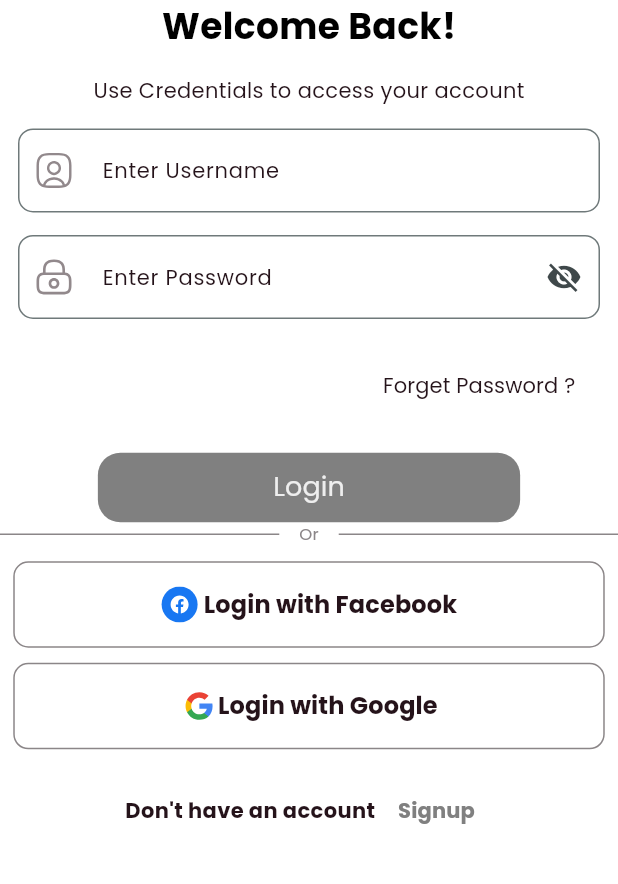
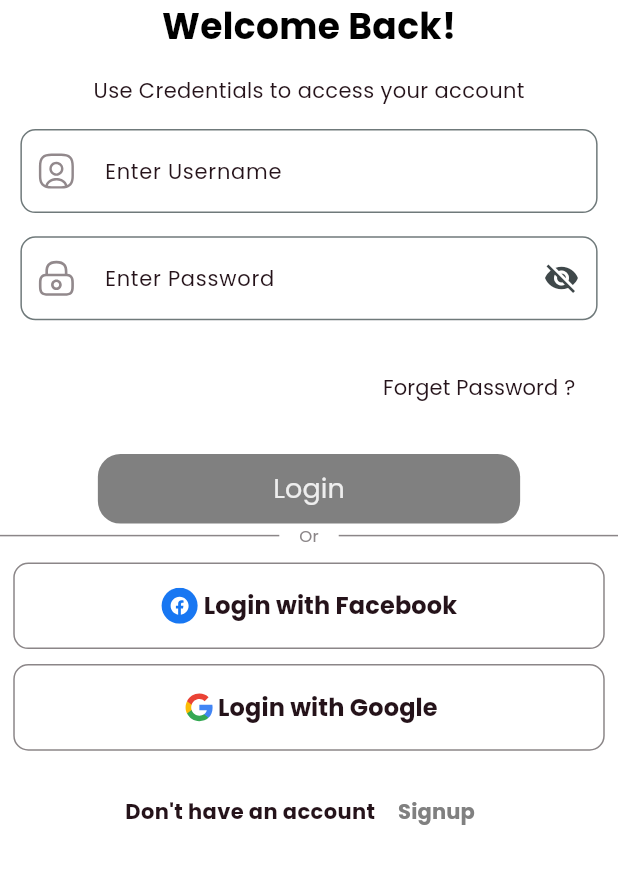
Before and after one commit to MostafaAbdallaH686/Event-Planning-App, a Flutter app: the screen it shows after launch, on a phone screen of 412 x 824 dp, the part 247-1131 px from its top. Run offline on Flutter 3.47's test engine with Material 3 defaults, Android fonts, the phone set to English and light mode, and no system bars; our stand-ins replace dio, flutter_svg, get, go_router, shared_preferences; project files that could hold a hidden picture were left out.

Commit message:
edit padding

```diff
--- a/lib/core/utils/widget/custom_textform.dart
+++ b/lib/core/utils/widget/custom_textform.dart
@@ -25,7 +25,10 @@ class CustomTextform extends StatelessWidget {
   Widget build(BuildContext context) {
     final size = MediaQuery.of(context).size;
     return Padding(
-      padding: const EdgeInsets.only(left: 12, top: 15, right: 12),
+      padding: EdgeInsets.only(
+          left: size.width * 0.033,
+          top: size.height * 0.01875,
+          right: size.width * 0.033),
       child: TextFormField(
         controller: controller,
         validator: validator,
```
